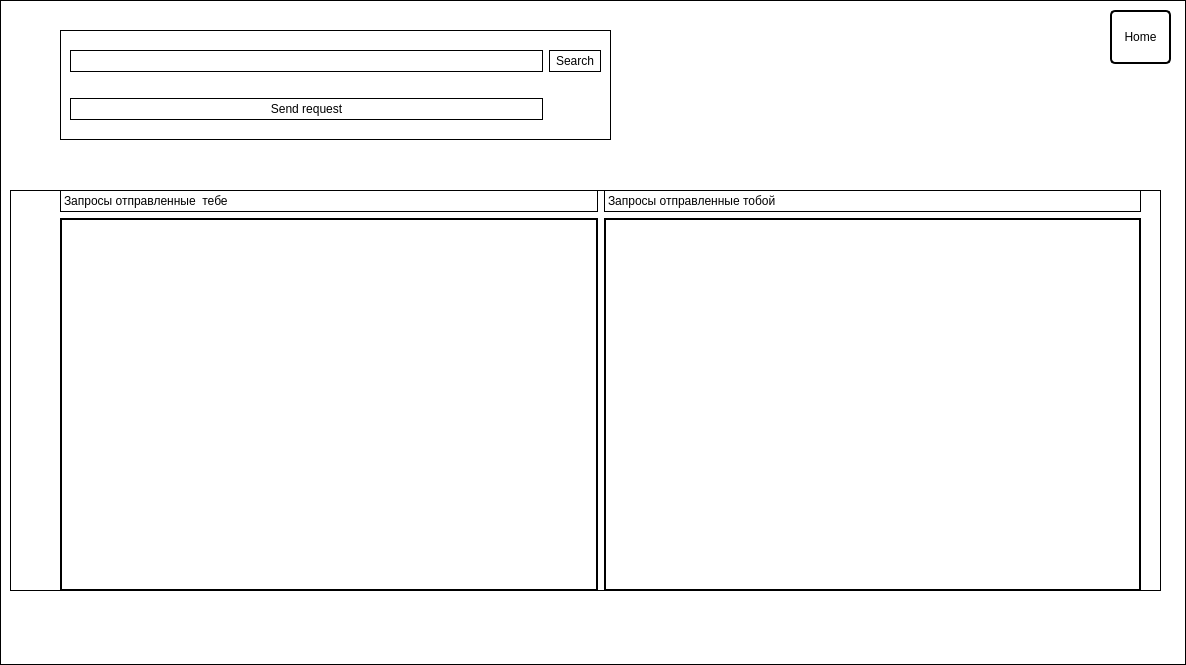
Regasands/reg-clock, file project/layout/ui/request_user.ui: the form before one commit.
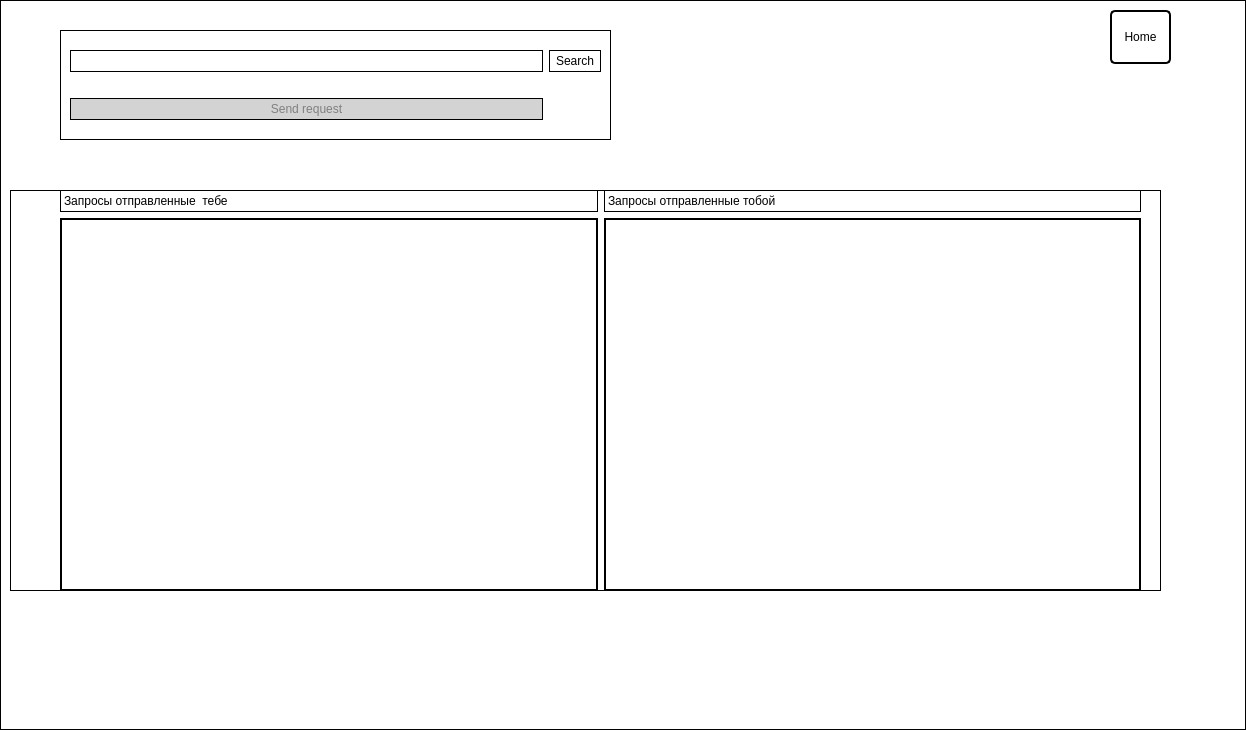
The form after the commit.

Commit message: add request and update bag

Diff of the .ui file:
```diff
--- a/project/layout/ui/request_user.ui
+++ b/project/layout/ui/request_user.ui
@@ -6,8 +6,8 @@
    <rect>
     <x>0</x>
     <y>0</y>
-    <width>1186</width>
-    <height>665</height>
+    <width>1246</width>
+    <height>730</height>
    </rect>
   </property>
   <property name="windowTitle">
@@ -50,7 +50,7 @@
     <string>Home</string>
    </property>
   </widget>
-  <widget class="QWidget" name="">
+  <widget class="QWidget" name="layoutWidget">
    <property name="geometry">
     <rect>
      <x>10</x>
@@ -129,7 +129,7 @@
     </item>
    </layout>
   </widget>
-  <widget class="QWidget" name="">
+  <widget class="QWidget" name="layoutWidget">
    <property name="geometry">
     <rect>
      <x>60</x>
@@ -160,10 +160,20 @@
      </widget>
     </item>
     <item row="1" column="0">
-     <widget class="QPushButton" name="pushButton_2">
+     <widget class="QPushButton" name="push_request">
+      <property name="enabled">
+       <bool>false</bool>
+      </property>
       <property name="styleSheet">
-       <string notr="true">color: black;
-</string>
+       <string notr="true">QPushButton {
+color: black;
+}
+
+
+QPushButton:disabled {  
+    background-color: #d3d3d3;
+    color: gray; 
+}</string>
       </property>
       <property name="text">
        <string>Send request</string>
```
Left out of the diff: 9 changed lines with no effect on the pictures. The commit also changes 10 other files.
